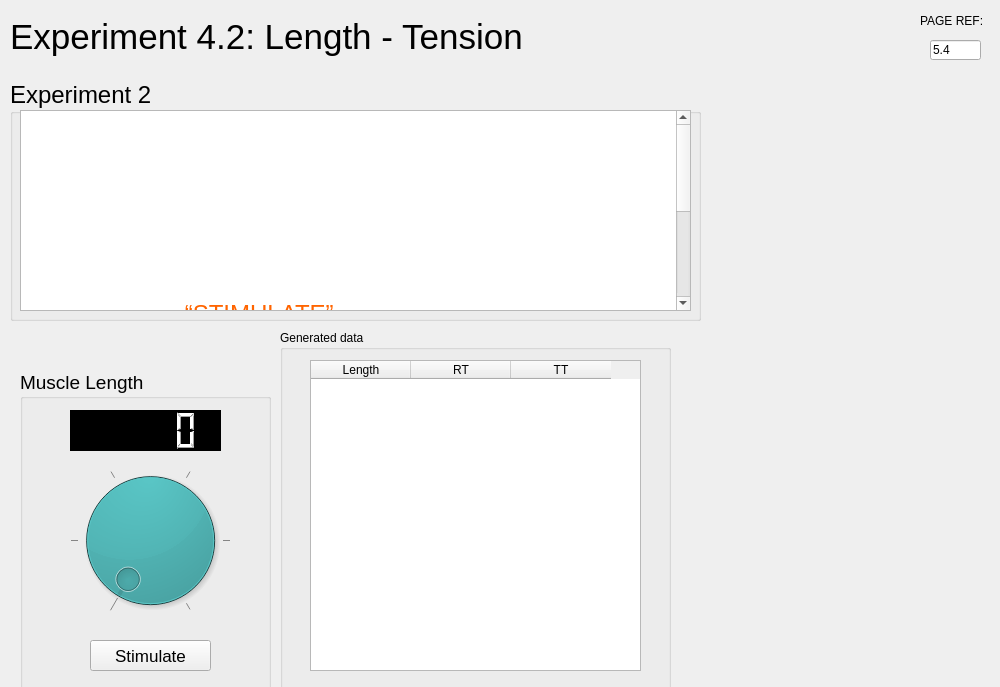
Qt form rsc/ui/experiment4.2_length_tension.ui (KarinaKarenik/Skeletal-Muscle-Contraction-Lab) before a commit.
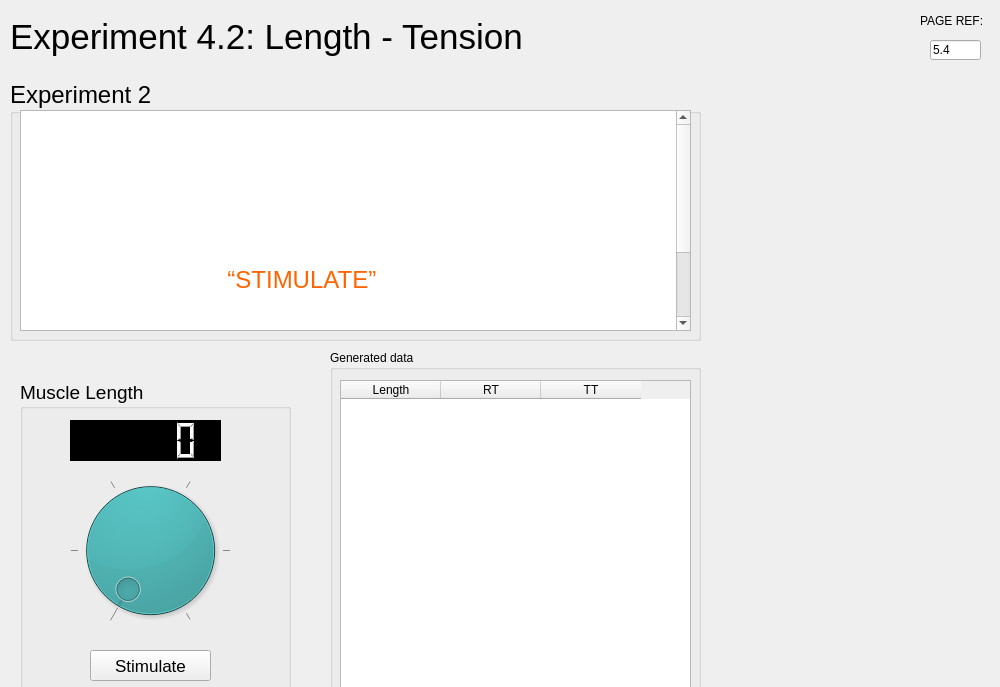
The same form after that commit. Icons and pictures are not drawn.

Diff of the .ui file:
```diff
--- a/rsc/ui/experiment4.2_length_tension.ui
+++ b/rsc/ui/experiment4.2_length_tension.ui
@@ -21,8 +21,8 @@
     <property name="geometry">
      <rect>
       <x>20</x>
-      <y>370</y>
-      <width>251</width>
+      <y>380</y>
+      <width>271</width>
       <height>321</height>
      </rect>
     </property>
@@ -102,10 +102,10 @@
    <widget class="QGroupBox" name="groupBox_2">
     <property name="geometry">
      <rect>
-      <x>280</x>
-      <y>330</y>
-      <width>391</width>
-      <height>361</height>
+      <x>330</x>
+      <y>350</y>
+      <width>371</width>
+      <height>351</height>
      </rect>
     </property>
     <property name="title">
@@ -114,9 +114,9 @@
     <widget class="QTableWidget" name="tableWidget">
      <property name="geometry">
       <rect>
-       <x>30</x>
+       <x>10</x>
        <y>30</y>
-       <width>331</width>
+       <width>351</width>
        <height>311</height>
       </rect>
      </property>
@@ -319,7 +319,7 @@
       <x>10</x>
       <y>80</y>
       <width>691</width>
-      <height>241</height>
+      <height>261</height>
      </rect>
     </property>
     <property name="font">
@@ -336,7 +336,7 @@
        <x>10</x>
        <y>30</y>
        <width>671</width>
-       <height>201</height>
+       <height>221</height>
       </rect>
      </property>
      <property name="font">
@@ -350,9 +350,7 @@
 p, li { white-space: pre-wrap; }
 &lt;/style&gt;&lt;/head&gt;&lt;body style=&quot; font-family:'.AppleSystemUIFont'; font-size:21pt; font-weight:400; font-style:normal;&quot;&gt;
 &lt;p align=&quot;justify&quot; style=&quot; margin-top:0px; margin-bottom:0px; margin-left:0px; margin-right:0px; -qt-block-indent:0; text-indent:0px;&quot;&gt;&lt;a name=&quot;docs-internal-guid-e93a8562-7fff-014e-29a3-aafb6dbbd424&quot;&gt;&lt;/a&gt;&lt;span style=&quot; font-family:'Times New Roman'; font-size:18pt; color:#ffffff; background-color:transparent;&quot;&gt;Y&lt;/span&gt;&lt;span style=&quot; font-family:'Times New Roman'; font-size:18pt; color:#ffffff; background-color:transparent;&quot;&gt;ou can set the muscle length to any value between set limits. Explore the effect of changing the length on the resting tension and the tetanic tension. &lt;/span&gt;&lt;/p&gt;
-&lt;p align=&quot;justify&quot; style=&quot; margin-top:0px; margin-bottom:0px; margin-left:0px; margin-right:0px; -qt-block-indent:0; text-indent:0px; line-height:120%;&quot;&gt;&lt;span style=&quot; font-family:'Times New Roman'; font-size:18pt; color:#ffffff; background-color:transparent;&quot;&gt;Set the muscle length by moving the arrow around the dial (the current length is also displayed in the “Muscle length” box).&lt;/span&gt;&lt;/p&gt;
-&lt;p align=&quot;justify&quot; style=&quot; margin-top:0px; margin-bottom:0px; margin-left:0px; margin-right:0px; -qt-block-indent:0; text-indent:0px; line-height:120%;&quot;&gt;&lt;span style=&quot; font-family:'Times New Roman'; font-size:18pt; color:#ffffff; background-color:transparent;&quot;&gt;Clicking the &lt;/span&gt;&lt;span style=&quot; font-family:'Times New Roman'; font-size:18pt; color:#ff6400; background-color:transparent;&quot;&gt;“STIMULATE”&lt;/span&gt;&lt;span style=&quot; font-family:'Times New Roman'; font-size:18pt; color:#ffffff; background-color:transparent;&quot;&gt; button will then tetanically stimulate the nerve.&lt;/span&gt;&lt;/p&gt;
-&lt;p align=&quot;justify&quot; style=&quot; margin-top:0px; margin-bottom:0px; margin-left:0px; margin-right:0px; -qt-block-indent:0; text-indent:0px; line-height:120%;&quot;&gt;&lt;span style=&quot; font-family:'Times New Roman'; font-size:18pt; color:#ffffff; background-color:transparent;&quot;&gt;The resulting resting tension and tetanic tension are displayed in the appropriate boxes.&lt;/span&gt;&lt;/p&gt;
+&lt;p align=&quot;justify&quot; style=&quot; margin-top:0px; margin-bottom:0px; margin-left:0px; margin-right:0px; -qt-block-indent:0; text-indent:0px; line-height:120%;&quot;&gt;&lt;span style=&quot; font-family:'Times New Roman'; font-size:18pt; color:#ffffff; background-color:transparent;&quot;&gt;Set the muscle length by moving the arrow around the dial (the current length is also displayed in the “Muscle length” box). Clicking the &lt;/span&gt;&lt;span style=&quot; font-family:'Times New Roman'; font-size:18pt; color:#ff6400; background-color:transparent;&quot;&gt;“STIMULATE”&lt;/span&gt;&lt;span style=&quot; font-family:'Times New Roman'; font-size:18pt; color:#ffffff; background-color:transparent;&quot;&gt; button will then tetanically stimulate the nerve. The resulting resting tension and tetanic tension are displayed in the appropriate boxes.&lt;/span&gt;&lt;/p&gt;
 &lt;p align=&quot;justify&quot; style=&quot; margin-top:0px; margin-bottom:0px; margin-left:0px; margin-right:0px; -qt-block-indent:0; text-indent:0px; line-height:120%;&quot;&gt;&lt;span style=&quot; font-family:'Times New Roman'; font-size:18pt; color:#ffffff; background-color:transparent;&quot;&gt;Once you think you have taken enough reading, move on to the next page.&lt;/span&gt;&lt;/p&gt;&lt;/body&gt;&lt;/html&gt;</string>
      </property>
     </widget>
```
